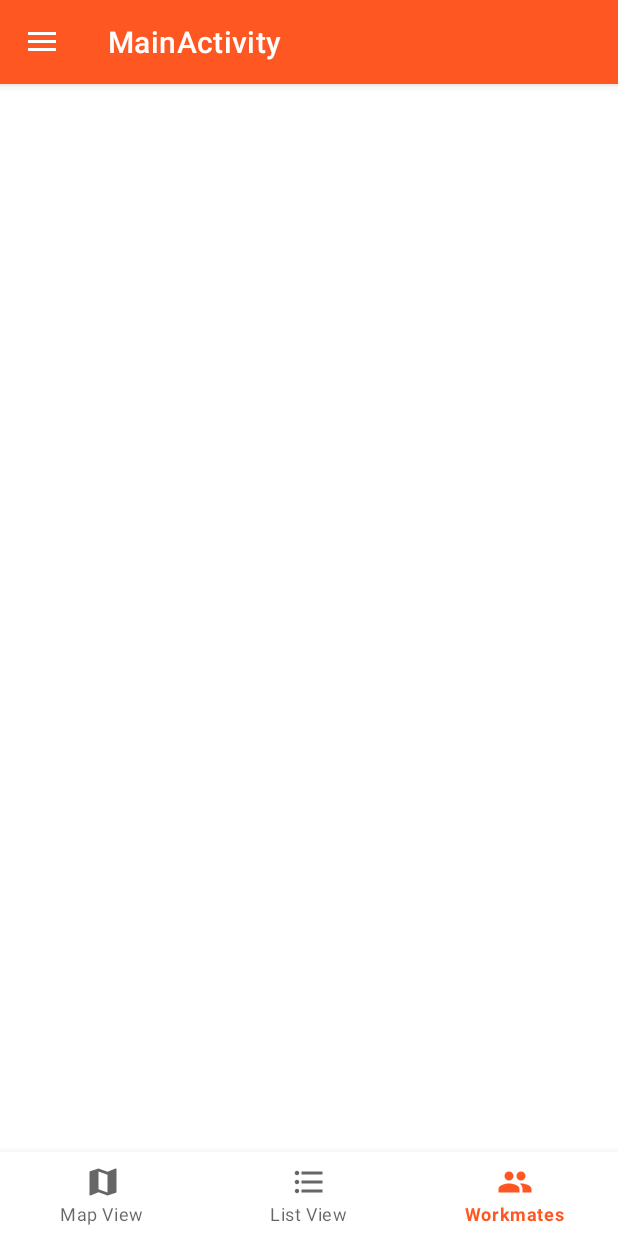
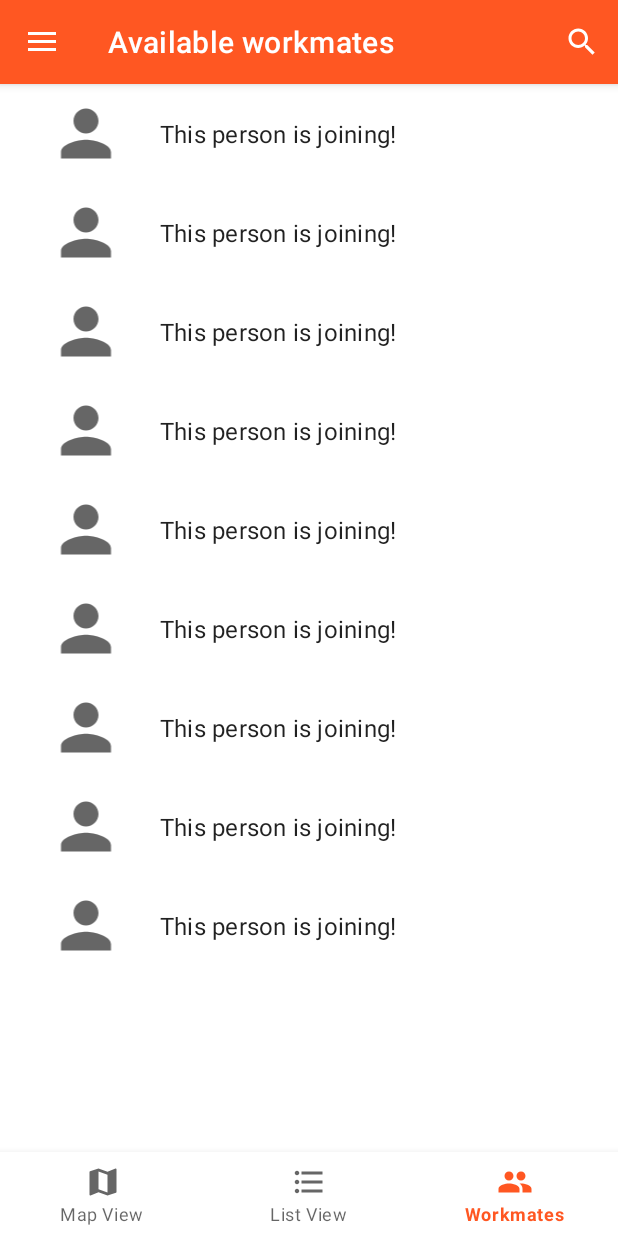
Before and after one commit to Damien-PULP/Go4Lunch-P7-OCR, an Android app: the ListViewFragment screen opened through its navigation route, item 3 of the bottom bar chosen, on a phone screen of 412 x 824 dp. Run offline under Robolectric (Android 15) with nearby library versions, the phone set to English and light mode, and no system bars; our stand-ins replace navigation-ui; 1 statement that could not run was skipped.

Commit message:
next part of main layout

```diff
--- a/app/src/main/java/com/delombaertdamien/go4lunch/MainActivity.java
+++ b/app/src/main/java/com/delombaertdamien/go4lunch/MainActivity.java
@@ -2,6 +2,7 @@ package com.delombaertdamien.go4lunch;
 
 import android.content.Intent;
 import android.os.Bundle;
+import android.view.Menu;
 import android.view.MenuItem;
 
 import com.google.android.material.bottomnavigation.BottomNavigationView;
@@ -81,6 +82,12 @@ public class MainActivity extends AppCompatActivity implements NavigationView.On
     }
 
     @Override
+    public boolean onCreateOptionsMenu(Menu menu) {
+        getMenuInflater().inflate(R.menu.activity_main_menu, menu);
+        return true;
+    }
+
+    @Override
     public void onBackPressed() {
         if(this.drawerLayout.isDrawerOpen(GravityCompat.START)){
             this.drawerLayout.closeDrawer(GravityCompat.START);
--- a/app/src/main/java/com/delombaertdamien/go4lunch/ui/AdaptorListViewRestaurant.java
+++ b/app/src/main/java/com/delombaertdamien/go4lunch/ui/AdaptorListViewRestaurant.java
@@ -1,5 +1,7 @@
 package com.delombaertdamien.go4lunch.ui;
 
+import android.content.Context;
+import android.view.LayoutInflater;
 import android.view.View;
 import android.view.ViewGroup;
 import android.widget.ImageView;
@@ -9,21 +11,30 @@ import androidx.recyclerview.widget.RecyclerView;
 
 import com.delombaertdamien.go4lunch.R;
 
+import java.util.ArrayList;
+import java.util.Arrays;
+import java.util.List;
+
 public class AdaptorListViewRestaurant extends RecyclerView.Adapter<RestaurantViewHolder> {
+
+    private List<Integer> list = Arrays.asList(1,2,3,4,5,6,7,8,9);
 
     @Override
     public RestaurantViewHolder onCreateViewHolder(ViewGroup parent, int viewType) {
-        return null;
+        Context context = parent.getContext();
+        LayoutInflater inflater = LayoutInflater.from(context);
+        View view = inflater.inflate(R.layout.item_restaurant, parent, false);
+        return new RestaurantViewHolder(view);
     }
 
     @Override
     public void onBindViewHolder(RestaurantViewHolder holder, int position) {
-
+        holder.bind();
     }
 
     @Override
     public int getItemCount() {
-        return 0;
+        return list.size();
     }
 }
 
--- /dev/null
+++ b/app/src/main/java/com/delombaertdamien/go4lunch/ui/AdaptorListViewWorkmates.java
@@ -0,0 +1,59 @@
+package com.delombaertdamien.go4lunch.ui;
+
+import android.content.Context;
+import android.view.LayoutInflater;
+import android.view.View;
+import android.view.ViewGroup;
+import android.widget.ImageView;
+import android.widget.TextView;
+
+import androidx.recyclerview.widget.RecyclerView;
+
+import com.delombaertdamien.go4lunch.R;
+
+import java.util.Arrays;
+import java.util.List;
+
+public class AdaptorListViewWorkmates extends RecyclerView.Adapter<WorkmatesViewHolder>{
+
+    private List<Integer> list = Arrays.asList(1,2,3,4,5,6,7,8,9);
+
+    @Override
+    public WorkmatesViewHolder onCreateViewHolder(ViewGroup parent, int viewType) {
+        Context context = parent.getContext();
+        LayoutInflater inflater = LayoutInflater.from(context);
+        View view = inflater.inflate(R.layout.item_workmate, parent, false);
+        return new WorkmatesViewHolder(view);
+    }
+
+    @Override
+    public void onBindViewHolder(WorkmatesViewHolder holder, int position) {
+        holder.bind();
+    }
+
+    @Override
+    public int getItemCount() {
+        return list.size();
+    }
+
+}
+
+
+class WorkmatesViewHolder extends RecyclerView.ViewHolder {
+
+    private final ImageView icon;
+    private final TextView text;
+
+
+    public WorkmatesViewHolder(View itemView) {
+        super(itemView);
+
+        icon = itemView.findViewById(R.id.item_workmate_icon);
+        text = itemView.findViewById(R.id.item_workmate_text);
+
+    }
+
+    public void bind (){
+
+    }
+}
--- a/app/src/main/java/com/delombaertdamien/go4lunch/ui/ListView/ListViewFragment.java
+++ b/app/src/main/java/com/delombaertdamien/go4lunch/ui/ListView/ListViewFragment.java
@@ -11,16 +11,36 @@ import androidx.annotation.Nullable;
 import androidx.fragment.app.Fragment;
 import androidx.lifecycle.Observer;
 import androidx.lifecycle.ViewModelProviders;
+import androidx.recyclerview.widget.LinearLayoutManager;
+import androidx.recyclerview.widget.RecyclerView;
 
+import com.delombaertdamien.go4lunch.MainActivity;
 import com.delombaertdamien.go4lunch.R;
+import com.delombaertdamien.go4lunch.ui.AdaptorListViewRestaurant;
 
 public class ListViewFragment extends Fragment {
 
+    private RecyclerView mRecyclerViewRestaurant;
+    private AdaptorListViewRestaurant mAdapterListView;
 
     public View onCreateView(@NonNull LayoutInflater inflater, ViewGroup container, Bundle savedInstanceState) {
 
         View root = inflater.inflate(R.layout.fragment_list_view, container, false);
-
+        configureToolbar(root);
+        configureRecyclerView(root);
         return root;
     }
+
+    private void configureRecyclerView(View root) {
+        mRecyclerViewRestaurant = root.findViewById(R.id.fragment_list_view_recycler_view);
+
+        mAdapterListView = new AdaptorListViewRestaurant();
+        mRecyclerViewRestaurant.setAdapter(mAdapterListView);
+        mRecyclerViewRestaurant.setLayoutManager(new LinearLayoutManager(getActivity()));
+    }
+
+    private void configureToolbar (View root){
+        MainActivity activity = ((MainActivity)root.getContext());
+        activity.getSupportActionBar().setTitle("I'm Hungry!");
+    }
 }
--- a/app/src/main/java/com/delombaertdamien/go4lunch/ui/MapView/MapViewFragment.java
+++ b/app/src/main/java/com/delombaertdamien/go4lunch/ui/MapView/MapViewFragment.java
@@ -12,6 +12,7 @@ import androidx.fragment.app.Fragment;
 import androidx.lifecycle.Observer;
 import androidx.lifecycle.ViewModelProviders;
 
+import com.delombaertdamien.go4lunch.MainActivity;
 import com.delombaertdamien.go4lunch.R;
 
 public class MapViewFragment extends Fragment {
@@ -19,7 +20,12 @@ public class MapViewFragment extends Fragment {
     public View onCreateView(@NonNull LayoutInflater inflater, ViewGroup container, Bundle savedInstanceState) {
 
         View root = inflater.inflate(R.layout.fragment_map_view, container, false);
-
+        configureToolbar(root);
         return root;
     }
+
+    private void configureToolbar (View root){
+        MainActivity activity = ((MainActivity)root.getContext());
+        activity.getSupportActionBar().setTitle("I'm Hungry!");
+    }
 }
--- a/app/src/main/java/com/delombaertdamien/go4lunch/ui/Workmates/WorkmatesFragment.java
+++ b/app/src/main/java/com/delombaertdamien/go4lunch/ui/Workmates/WorkmatesFragment.java
@@ -4,23 +4,40 @@ import android.os.Bundle;
 import android.view.LayoutInflater;
 import android.view.View;
 import android.view.ViewGroup;
-import android.widget.TextView;
 
 import androidx.annotation.NonNull;
-import androidx.annotation.Nullable;
 import androidx.fragment.app.Fragment;
-import androidx.lifecycle.Observer;
-import androidx.lifecycle.ViewModelProviders;
+import androidx.recyclerview.widget.LinearLayoutManager;
+import androidx.recyclerview.widget.RecyclerView;
 
+import com.delombaertdamien.go4lunch.MainActivity;
 import com.delombaertdamien.go4lunch.R;
+import com.delombaertdamien.go4lunch.ui.AdaptorListViewRestaurant;
+import com.delombaertdamien.go4lunch.ui.AdaptorListViewWorkmates;
 
 public class WorkmatesFragment extends Fragment {
 
-
+    private RecyclerView mRecyclerViewWorkmates;
+    private AdaptorListViewWorkmates mAdapterListView;
     public View onCreateView(@NonNull LayoutInflater inflater, ViewGroup container, Bundle savedInstanceState) {
 
         View root = inflater.inflate(R.layout.fragment_workmates, container, false);
+        this.configureToolbar(root);
+        this.configureRecyclerView(root);
 
         return root;
     }
+
+    private void configureToolbar (View root){
+        MainActivity activity = ((MainActivity)root.getContext());
+        activity.getSupportActionBar().setTitle("Available workmates");
+    }
+
+    private void configureRecyclerView(View root) {
+        mRecyclerViewWorkmates = root.findViewById(R.id.fragment_workmates_recycler_view);
+
+        mAdapterListView = new AdaptorListViewWorkmates();
+        mRecyclerViewWorkmates.setAdapter(mAdapterListView);
+        mRecyclerViewWorkmates.setLayoutManager(new LinearLayoutManager(getActivity()));
+    }
 }
--- /dev/null
+++ b/app/src/main/res/drawable/ic_search_black_24dp.xml
@@ -0,0 +1,9 @@
+<vector xmlns:android="http://schemas.android.com/apk/res/android"
+        android:width="24dp"
+        android:height="24dp"
+        android:viewportWidth="24.0"
+        android:viewportHeight="24.0">
+    <path
+        android:fillColor="#FF000000"
+        android:pathData="M15.5,14h-0.79l-0.28,-0.27C15.41,12.59 16,11.11 16,9.5 16,5.91 13.09,3 9.5,3S3,5.91 3,9.5 5.91,16 9.5,16c1.61,0 3.09,-0.59 4.23,-1.57l0.27,0.28v0.79l5,4.99L20.49,19l-4.99,-5zM9.5,14C7.01,14 5,11.99 5,9.5S7.01,5 9.5,5 14,7.01 14,9.5 11.99,14 9.5,14z"/>
+</vector>
--- a/app/src/main/res/layout/activity_main.xml
+++ b/app/src/main/res/layout/activity_main.xml
@@ -24,10 +24,11 @@
 
         <androidx.appcompat.widget.Toolbar
             android:id="@+id/activity_main_toolbar"
-            style="@style/Widget.MaterialComponents.Toolbar"
             android:layout_width="match_parent"
             android:layout_height="?attr/actionBarSize"
-            android:background="@color/colorPrimary" />
+            android:elevation="5dp"
+            android:background="@color/colorPrimary"
+            style="@style/Widget.MaterialComponents.Toolbar"/>
 
     </com.google.android.material.appbar.AppBarLayout>
 
@@ -68,5 +69,22 @@
         app:itemTextColor="@color/colorBlank"
         app:itemIconTint="@color/colorBlank"
         android:background="@color/colorPrimaryVariant"
-        />
+        >
+        <androidx.constraintlayout.widget.ConstraintLayout
+            android:layout_width="match_parent"
+            android:layout_height="match_parent">
+
+            <ImageView
+                android:layout_width="150dp"
+                android:layout_height="150dp"
+                android:elevation="10dp"
+                android:src="@drawable/ic_logo_go4lunch_blank"
+                app:layout_constraintBottom_toBottomOf="parent"
+                app:layout_constraintStart_toStartOf="parent"
+                app:layout_constraintEnd_toEndOf="parent"
+                />
+
+        </androidx.constraintlayout.widget.ConstraintLayout>
+
+    </com.google.android.material.navigation.NavigationView>
 </androidx.drawerlayout.widget.DrawerLayout>
--- a/app/src/main/res/layout/fragment_list_view.xml
+++ b/app/src/main/res/layout/fragment_list_view.xml
@@ -4,13 +4,15 @@
     xmlns:tools="http://schemas.android.com/tools"
     android:layout_width="match_parent"
     android:layout_height="match_parent"
-    tools:context=".ui.ListView.ListViewFragment">
+    tools:context=".ui.ListView.ListViewFragment"
+    android:paddingVertical="?attr/actionBarSize">
 
     <androidx.core.widget.NestedScrollView
         android:layout_width="match_parent"
         android:layout_height="match_parent">
 
         <androidx.recyclerview.widget.RecyclerView
+            android:id="@+id/fragment_list_view_recycler_view"
             android:layout_width="match_parent"
             android:layout_height="match_parent"
             tools:listitem="@layout/item_restaurant"/>
--- a/app/src/main/res/layout/fragment_workmates.xml
+++ b/app/src/main/res/layout/fragment_workmates.xml
@@ -4,12 +4,14 @@
     xmlns:tools="http://schemas.android.com/tools"
     android:layout_width="match_parent"
     android:layout_height="match_parent"
+    android:paddingVertical="?attr/actionBarSize"
     tools:context=".ui.Workmates.WorkmatesFragment">
 
 <androidx.core.widget.NestedScrollView
     android:layout_width="match_parent"
     android:layout_height="match_parent">
     <androidx.recyclerview.widget.RecyclerView
+        android:id="@+id/fragment_workmates_recycler_view"
         android:layout_width="match_parent"
         android:layout_height="match_parent"
         tools:listitem="@layout/item_workmate"/>
--- a/app/src/main/res/layout/item_workmate.xml
+++ b/app/src/main/res/layout/item_workmate.xml
@@ -7,11 +7,13 @@
     android:gravity="center_vertical"
     >
     <ImageView
+        android:id="@+id/item_workmate_icon"
         android:src="@drawable/ic_baseline_person_24"
         android:layout_width="0dp"
         android:layout_height="50dp"
         android:layout_weight="1"/>
     <TextView
+        android:id="@+id/item_workmate_text"
         android:layout_width="0dp"
         android:layout_height="wrap_content"
         android:layout_weight="3"
--- /dev/null
+++ b/app/src/main/res/menu/activity_main_menu.xml
@@ -0,0 +1,11 @@
+<?xml version="1.0" encoding="utf-8"?>
+<menu xmlns:app="http://schemas.android.com/apk/res-auto"
+    xmlns:android="http://schemas.android.com/apk/res/android">
+
+    <item
+        android:id="@+id/activity_main_search"
+        android:icon="@drawable/ic_search_black_24dp"
+        android:title="Search"
+        app:showAsAction="ifRoom"
+        app:actionViewClass="android.widget.SearchView" />
+</menu>
```
